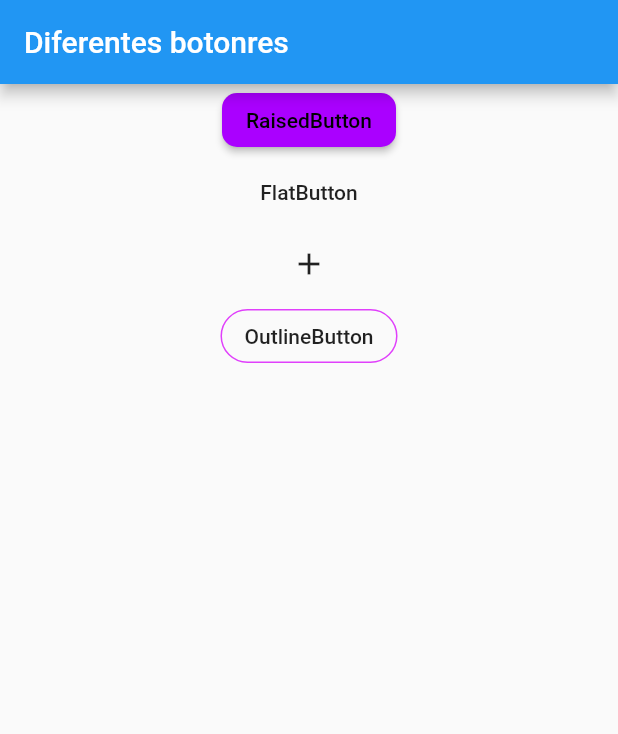
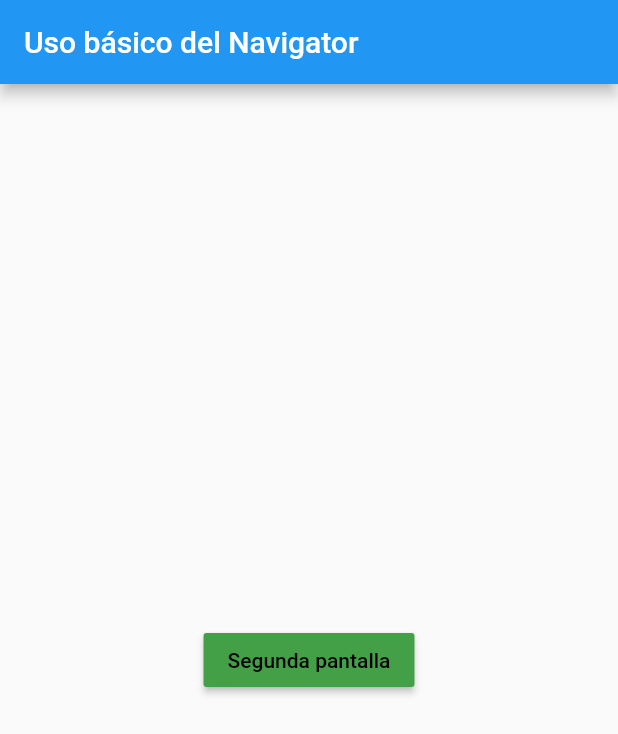
Before and after one commit to FaGuRu/Cursos_Flutter, a Flutter app: the screen it shows after launch, on a phone screen of 412 x 824 dp. Shown: the top 734 px of the screen. Run offline on Flutter 3.47's test engine with Material 2 defaults, Android fonts, the phone set to English and light mode, and no system bars.

Commit message:
Ejercicio 29, Navegación con varios argumentos

```diff
--- a/lib/main.dart
+++ b/lib/main.dart
@@ -1,4 +1,6 @@
 import 'package:flutter/material.dart';
+import 'package:hello_word/pages/HomePage.dart';
+import 'package:hello_word/pages/SecondPage.dart';
 
 void main() => runApp(MyApp());
 
@@ -8,67 +10,12 @@ class MyApp extends StatelessWidget {
     return MaterialApp(
       debugShowCheckedModeBanner: false,
       title: 'Material App',
-      home: MyHomePage()
+      //Uso de rutas
+      initialRoute: "/",
+      routes: {
+        "/":(BuildContext context) => MyHomePage(),
+        "/second":(BuildContext context) => SecondPage(),
+      },
     );
   }
 }
-class MyHomePage extends StatefulWidget {
-  //MyHomePage({Key key}) : super(key: key);
-
-  @override
-  _MyHomePageState createState() {
-    return _MyHomePageState();
-  }
-}
-
-class _MyHomePageState extends State<MyHomePage> {
-
-  @override
-  Widget build(BuildContext context) {
-    // TODO: implement build
-    return Scaffold(
-      appBar: AppBar(
-        title: Text('Diferentes botonres'),
-      ),
-      body: Center(
-          child: Column(
-            children: [
-              RaisedButton(
-                color: Colors.purpleAccent[700],
-                textColor: Colors.black,
-                child: Text("RaisedButton"),
-                onPressed: _onPressed,
-                shape: RoundedRectangleBorder(
-                  borderRadius: BorderRadius.circular(10)
-                ),
-              ),
-              FlatButton(
-                  child: Text("FlatButton"),
-                onPressed: _onPressed,
-              ),
-              IconButton(
-                  onPressed: _onPressed,
-                  icon: Icon(Icons.add)
-              ),
-              OutlineButton(
-                  child: Text("OutlineButton"),
-                  onPressed: _onPressed,
-                shape: RoundedRectangleBorder(
-                    borderRadius: BorderRadius.circular(25)
-                ),
-                borderSide: BorderSide(color: Colors.purpleAccent),
-              )
-            ],
-          )
-      ),
-
-    );
-  }
-
-
-
-
-  void _onPressed() {
-    print("Holaaa");
-  }
-}
--- /dev/null
+++ b/lib/pages/HomePage.dart
@@ -0,0 +1,27 @@
+import 'package:flutter/material.dart';
+import 'package:hello_word/pages/SecondPage.dart';
+
+class MyHomePage extends StatelessWidget {
+  @override
+  Widget build(BuildContext context) {
+    // TODO: implement build
+    return Scaffold(
+      appBar: AppBar(
+        title: Text('Uso básico del Navigator'),
+      ),
+      body: Center(
+        child: RaisedButton(
+          color: Colors.green[600],
+          textColor: Colors.black,
+          child: Text("Segunda pantalla"),
+            onPressed: (){
+            _secondPage(context);
+            }),
+      ),
+    );
+  }
+
+  void _secondPage(BuildContext context) {
+    Navigator.of(context).pushNamed("/second",arguments: SecondPageArguments(name: "Fabricio", lastName: "Gumeta"));
+  }
+}
--- /dev/null
+++ b/lib/pages/SecondPage.dart
@@ -0,0 +1,26 @@
+import 'package:flutter/material.dart';
+
+class SecondPage extends StatelessWidget {
+  const SecondPage({Key? key}) : super(key: key);
+
+  @override
+  Widget build(BuildContext context) {
+
+    final persona = ModalRoute.of(context)!.settings.arguments as SecondPageArguments;
+
+    return Scaffold(
+      appBar: AppBar(
+        title: const Text("Pantalla #2"),
+      ),
+      body: Center(
+        child: Text(persona.name),
+      ),
+    );
+  }
+}
+
+class SecondPageArguments {
+  String name;
+  String lastName;
+  SecondPageArguments({required this.name, required this.lastName});
+}
```
